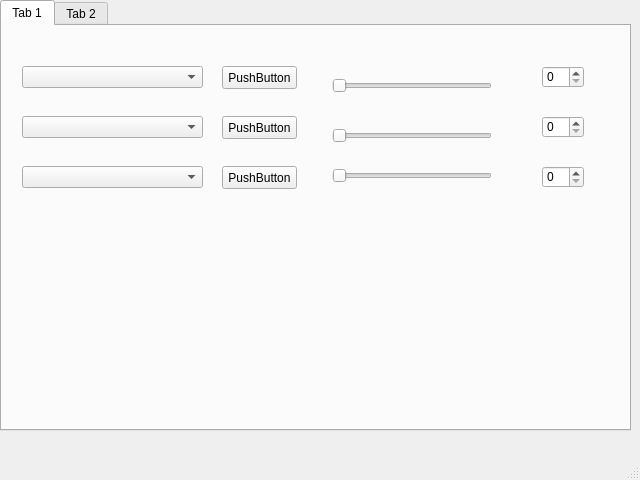
The window that gui/QT/citizen-test-01.ui (AdamFlores/Learn-Python-The-Hard-Way) describes before a commit, drawn with Qt 5.
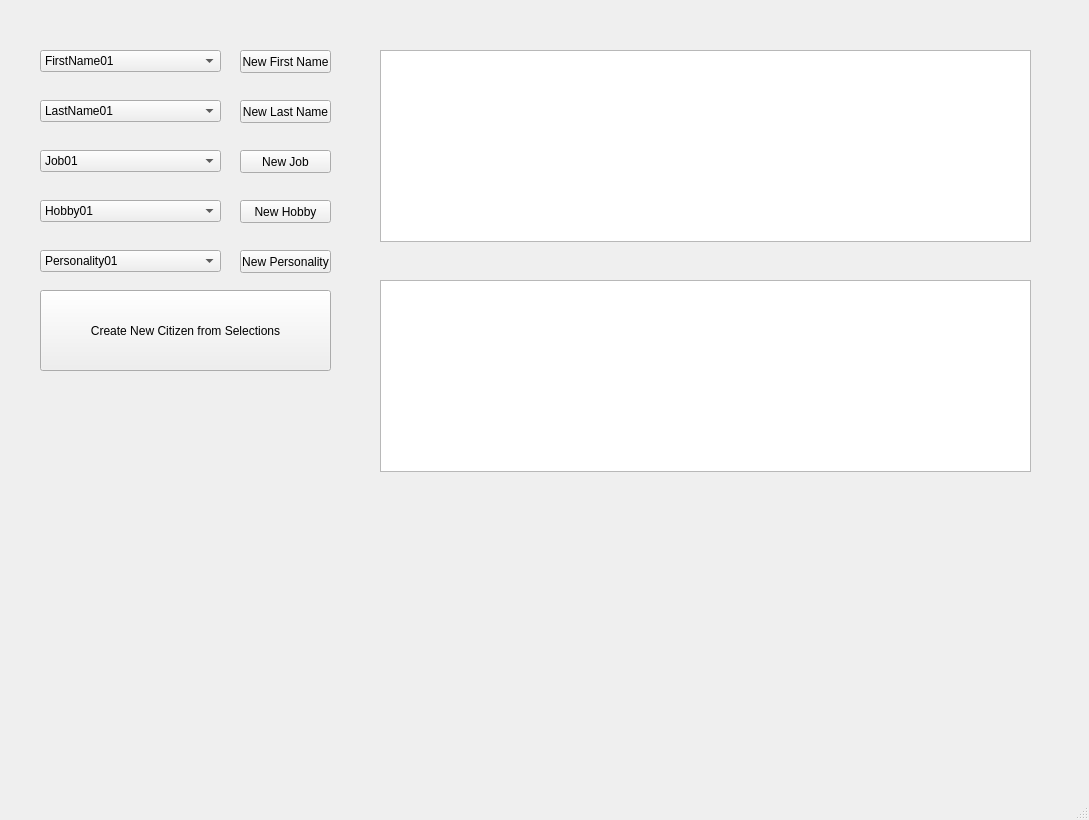
The same window after the commit. The open tabs and pages were chosen to show the change.

```diff
--- a/gui/QT/citizen-test-01.ui
+++ b/gui/QT/citizen-test-01.ui
@@ -6,31 +6,28 @@
    <rect>
     <x>0</x>
     <y>0</y>
-    <width>640</width>
-    <height>480</height>
+    <width>1089</width>
+    <height>820</height>
    </rect>
   </property>
   <property name="windowTitle">
    <string>MainWindow</string>
   </property>
   <widget class="QWidget" name="centralwidget">
-   <widget class="QTabWidget" name="CitizenList">
+   <widget class="QStackedWidget" name="CitizenList">
     <property name="geometry">
      <rect>
-      <x>0</x>
-      <y>0</y>
-      <width>631</width>
-      <height>431</height>
+      <x>20</x>
+      <y>10</y>
+      <width>1051</width>
+      <height>701</height>
      </rect>
     </property>
     <property name="currentIndex">
-     <number>1</number>
+     <number>0</number>
     </property>
-    <widget class="QWidget" name="tab">
-     <attribute name="title">
-      <string>Tab 1</string>
-     </attribute>
-     <widget class="QComboBox" name="comboBox">
+    <widget class="QWidget" name="CitizenListPage1" native="true">
+     <widget class="QComboBox" name="firstNameOptions">
       <property name="geometry">
        <rect>
         <x>20</x>
@@ -39,8 +36,18 @@
         <height>22</height>
        </rect>
       </property>
+      <item>
+       <property name="text">
+        <string>FirstName01</string>
+       </property>
+      </item>
+      <item>
+       <property name="text">
+        <string>FirstName02</string>
+       </property>
+      </item>
      </widget>
-     <widget class="QComboBox" name="comboBox_2">
+     <widget class="QComboBox" name="lastNameOptions">
       <property name="geometry">
        <rect>
         <x>20</x>
@@ -49,8 +56,18 @@
         <height>22</height>
        </rect>
       </property>
+      <item>
+       <property name="text">
+        <string>LastName01</string>
+       </property>
+      </item>
+      <item>
+       <property name="text">
+        <string>LastName02</string>
+       </property>
+      </item>
      </widget>
-     <widget class="QComboBox" name="comboBox_3">
+     <widget class="QComboBox" name="jobOptions">
       <property name="geometry">
        <rect>
         <x>20</x>
@@ -59,48 +76,28 @@
         <height>22</height>
        </rect>
       </property>
-     </widget>
-     <widget class="QSpinBox" name="spinBox">
-      <property name="geometry">
-       <rect>
-        <x>540</x>
-        <y>40</y>
-        <width>42</width>
-        <height>22</height>
-       </rect>
-      </property>
-     </widget>
-     <widget class="QSpinBox" name="spinBox_2">
-      <property name="geometry">
-       <rect>
-        <x>540</x>
-        <y>90</y>
-        <width>42</width>
-        <height>22</height>
-       </rect>
-      </property>
-     </widget>
-     <widget class="QSpinBox" name="spinBox_3">
-      <property name="geometry">
-       <rect>
-        <x>540</x>
-        <y>140</y>
-        <width>42</width>
-        <height>22</height>
-       </rect>
-      </property>
+      <item>
+       <property name="text">
+        <string>Job01</string>
+       </property>
+      </item>
+      <item>
+       <property name="text">
+        <string>Job02</string>
+       </property>
+      </item>
      </widget>
      <widget class="QPushButton" name="pushButton">
       <property name="geometry">
        <rect>
         <x>220</x>
         <y>40</y>
-        <width>75</width>
+        <width>91</width>
         <height>23</height>
        </rect>
       </property>
       <property name="text">
-       <string>PushButton</string>
+       <string>New First Name</string>
       </property>
      </widget>
      <widget class="QPushButton" name="pushButton_2">
@@ -108,12 +105,12 @@
        <rect>
         <x>220</x>
         <y>90</y>
-        <width>75</width>
+        <width>91</width>
         <height>23</height>
        </rect>
       </property>
       <property name="text">
-       <string>PushButton</string>
+       <string>New Last Name</string>
       </property>
      </widget>
      <widget class="QPushButton" name="pushButton_3">
@@ -121,64 +118,99 @@
        <rect>
         <x>220</x>
         <y>140</y>
-        <width>75</width>
+        <width>91</width>
         <height>23</height>
        </rect>
       </property>
       <property name="text">
-       <string>PushButton</string>
+       <string>New Job</string>
       </property>
      </widget>
-     <widget class="QSlider" name="horizontalSlider">
+     <widget class="QComboBox" name="hobbyOptions">
       <property name="geometry">
        <rect>
-        <x>330</x>
-        <y>50</y>
-        <width>160</width>
-        <height>19</height>
+        <x>20</x>
+        <y>190</y>
+        <width>181</width>
+        <height>22</height>
        </rect>
       </property>
-      <property name="orientation">
-       <enum>Qt::Horizontal</enum>
-      </property>
+      <item>
+       <property name="text">
+        <string>Hobby01</string>
+       </property>
+      </item>
+      <item>
+       <property name="text">
+        <string>Hooby02</string>
+       </property>
+      </item>
      </widget>
-     <widget class="QSlider" name="horizontalSlider_2">
+     <widget class="QPushButton" name="pushButton_4">
       <property name="geometry">
        <rect>
-        <x>330</x>
-        <y>100</y>
-        <width>160</width>
-        <height>19</height>
+        <x>220</x>
+        <y>190</y>
+        <width>91</width>
+        <height>23</height>
        </rect>
       </property>
-      <property name="orientation">
-       <enum>Qt::Horizontal</enum>
+      <property name="text">
+       <string>New Hobby</string>
       </property>
      </widget>
-     <widget class="QSlider" name="horizontalSlider_3">
+     <widget class="QPushButton" name="pushButton_5">
       <property name="geometry">
        <rect>
-        <x>330</x>
-        <y>140</y>
-        <width>160</width>
-        <height>19</height>
+        <x>220</x>
+        <y>240</y>
+        <width>91</width>
+        <height>23</height>
        </rect>
       </property>
-      <property name="orientation">
-       <enum>Qt::Horizontal</enum>
+      <property name="text">
+       <string>New Personality</string>
       </property>
      </widget>
-    </widget>
-    <widget class="QWidget" name="tab_2">
-     <attribute name="title">
-      <string>Tab 2</string>
-     </attribute>
-     <widget class="QTreeView" name="treeView">
+     <widget class="QComboBox" name="comboBox_5">
       <property name="geometry">
        <rect>
         <x>20</x>
-        <y>20</y>
-        <width>256</width>
+        <y>240</y>
+        <width>181</width>
+        <height>22</height>
+       </rect>
+      </property>
+      <item>
+       <property name="text">
+        <string>Personality01</string>
+       </property>
+      </item>
+      <item>
+       <property name="text">
+        <string>Personality02</string>
+       </property>
+      </item>
+     </widget>
+     <widget class="QPushButton" name="pushButton_6">
+      <property name="geometry">
+       <rect>
+        <x>20</x>
+        <y>280</y>
+        <width>291</width>
+        <height>81</height>
+       </rect>
+      </property>
+      <property name="text">
+       <string>Create New Citizen from Selections</string>
+      </property>
+     </widget>
+     <widget class="QListView" name="listView">
+      <property name="geometry">
+       <rect>
+        <x>360</x>
+        <y>40</y>
+        <width>651</width>
         <height>192</height>
        </rect>
       </property>
@@ -186,40 +218,15 @@
      <widget class="QTableView" name="tableView">
       <property name="geometry">
        <rect>
-        <x>310</x>
-        <y>20</y>
-        <width>256</width>
+        <x>360</x>
+        <y>270</y>
+        <width>651</width>
         <height>192</height>
        </rect>
       </property>
      </widget>
-     <widget class="QScrollArea" name="scrollArea">
-      <property name="geometry">
-       <rect>
-        <x>299</x>
-        <y>9</y>
-        <width>281</width>
-        <height>221</height>
-       </rect>
-      </property>
-      <property name="widgetResizable">
-       <bool>true</bool>
-      </property>
-      <widget class="QWidget" name="scrollAreaWidgetContents">
-       <property name="geometry">
-        <rect>
-         <x>0</x>
-         <y>0</y>
-         <width>279</width>
-         <height>219</height>
-        </rect>
-       </property>
-      </widget>
-     </widget>
-     <zorder>scrollArea</zorder>
-     <zorder>treeView</zorder>
-     <zorder>tableView</zorder>
     </widget>
+    <widget class="QWidget" name="CitizenListPage2" native="true"/>
    </widget>
   </widget>
   <widget class="QMenuBar" name="menubar">
@@ -227,7 +234,7 @@
     <rect>
      <x>0</x>
      <y>0</y>
-     <width>640</width>
+     <width>1089</width>
      <height>21</height>
     </rect>
    </property>
```
